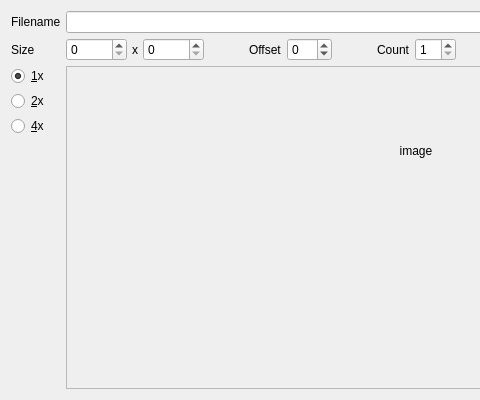
CytopiaTeam/TileData-Editor, file src/TileSetDataUI.ui: the form before one commit; both pictures show x 0 to 480 and y 0 to 400 of the 777 by 400 pixel window.
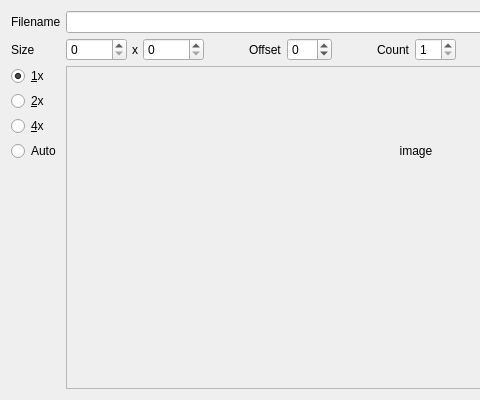
The form after the commit. Icons and pictures are not drawn.

Commit message: add "Add all" functionality for biomes and ground decoration add an "auto" scale option (with no implementation yet) add a property to store the currently selected scale factor

What changed in the file:
```diff
--- a/src/TileSetDataUI.ui
+++ b/src/TileSetDataUI.ui
@@ -225,6 +225,16 @@
        </attribute>
       </widget>
      </item>
+     <item>
+      <widget class="QRadioButton" name="sizeAuto">
+       <property name="text">
+        <string>Auto</string>
+       </property>
+        <attribute name="buttonGroup">
+          <string notr="true">buttonGroup</string>
+        </attribute>
+      </widget>
+     </item>
      <item>
       <spacer name="verticalSpacer">
        <property name="orientation">
```
Left out of the diff: 2 changed lines with no effect on the pictures. The commit also changes 2 other files.
